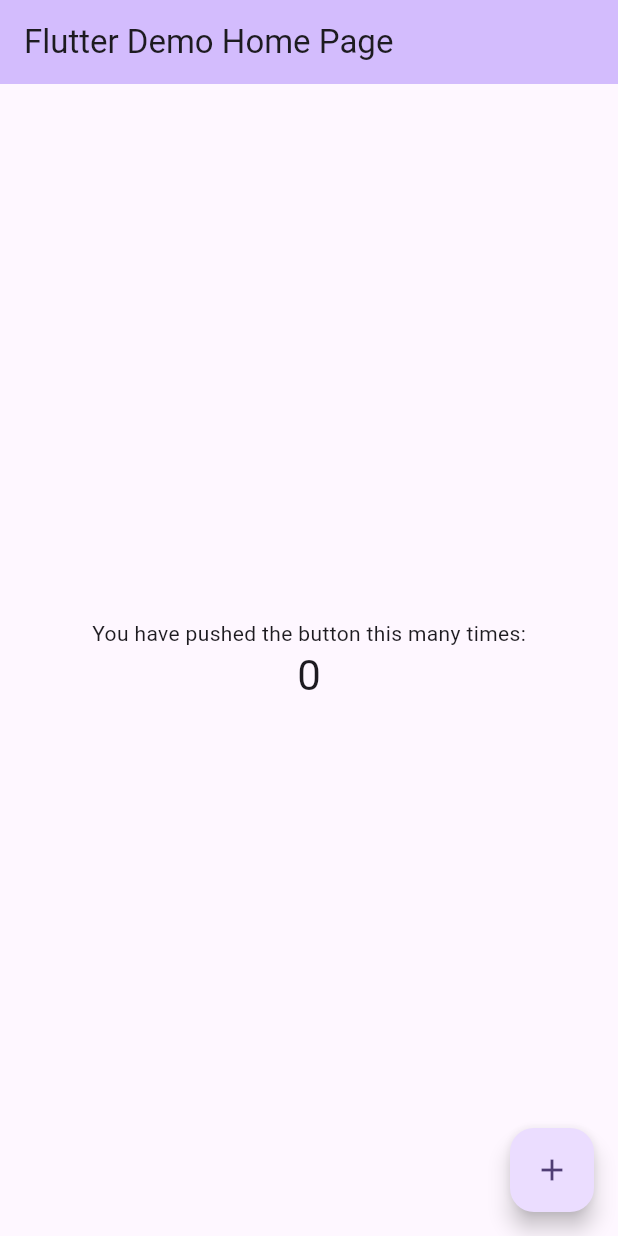
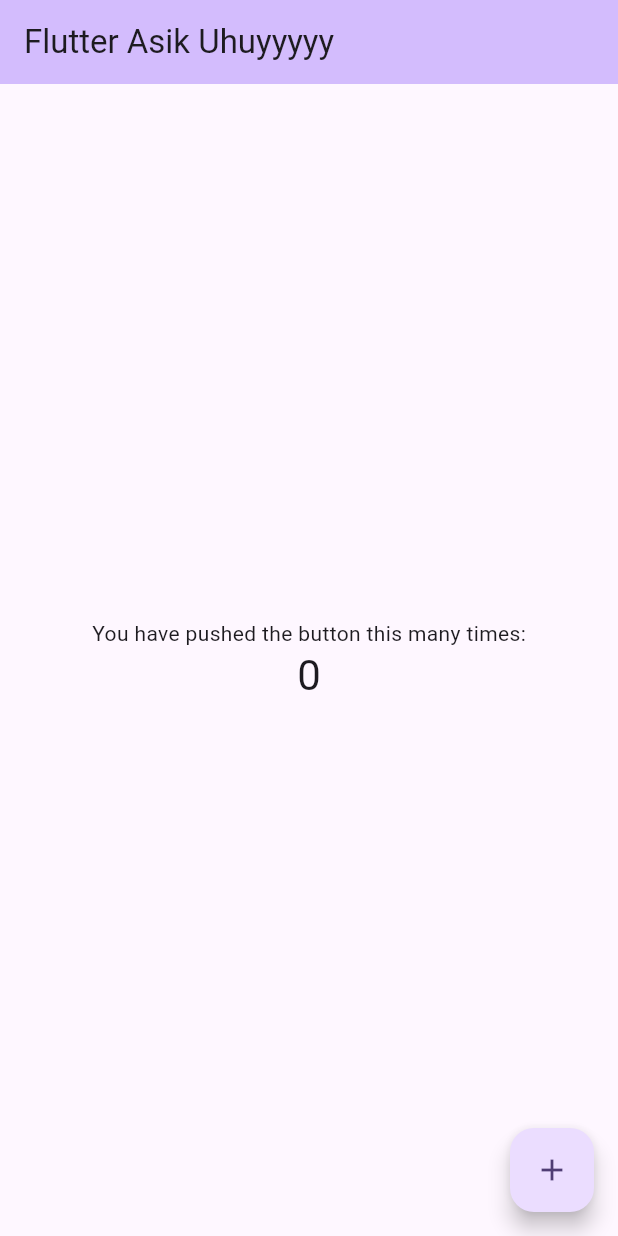
Before and after one commit to arkhamhelga/flutter_profile_card, a Flutter app: the screen it shows after launch, on a phone screen of 412 x 824 dp. Run offline on Flutter 3.47's test engine with Material 3 defaults, Android fonts, the phone set to English and light mode, and no system bars.

```diff
--- a/lib/main.dart
+++ b/lib/main.dart
@@ -30,7 +30,8 @@ class MyApp extends StatelessWidget {
         // tested with just a hot reload.
         colorScheme: ColorScheme.fromSeed(seedColor: Colors.deepPurple),
       ),
-      home: const MyHomePage(title: 'Flutter Demo Home Page'),
+      home: const MyHomePage(title: 'Flutter Asik Uhuyyyyy'),
+      debugShowCheckedModeBanner: false,
     );
   }
 }
--- a/pubspec.yaml
+++ b/pubspec.yaml
@@ -58,7 +58,7 @@ flutter:
   uses-material-design: true
 
   # To add assets to your application, add an assets section, like this:
-  # assets:
+  #assets:
   #   - images/a_dot_burr.jpeg
   #   - images/a_dot_ham.jpeg
 
```
Also changed, not shown: lib/doc.about.dart (added, +51 -0 lines).
